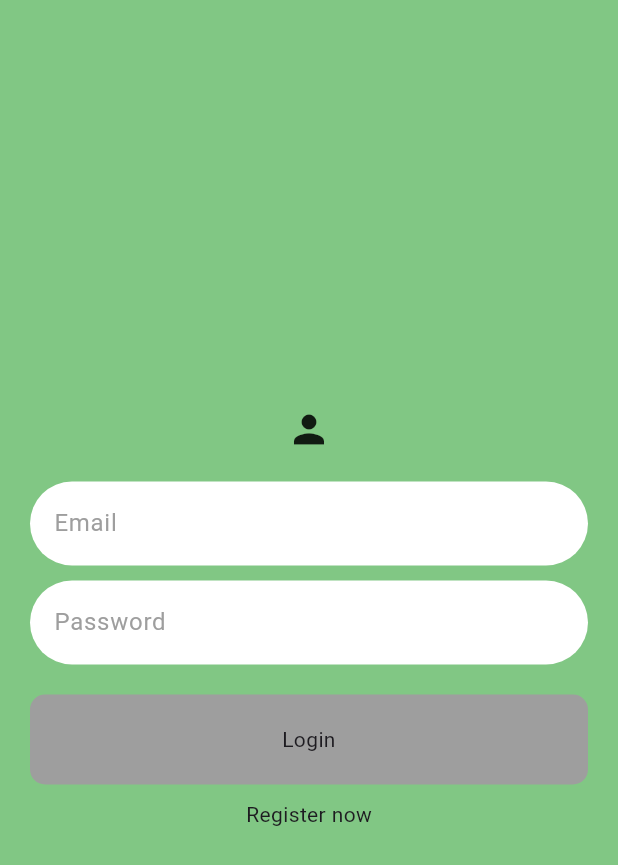
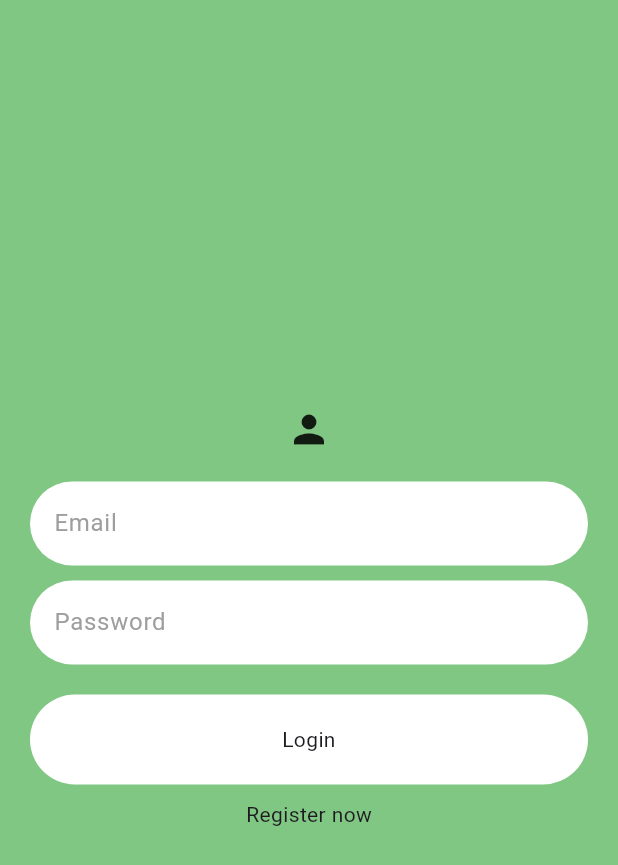
Before and after one commit to danieldavemena/gravityChat, a Flutter app: the screen it shows after launch, on a phone screen of 412 x 824 dp. Shown: the top 865 px of the screen. Run offline on Flutter 3.47's test engine with Material 3 defaults, Android fonts, the phone set to English and light mode, and no system bars; our stand-ins replace cloud_firestore, firebase_auth, firebase_core; accounts and stored records are empty.

Commit message:
new file:   .dart_tool/extension_discovery/devtools.json 	modified:   .dart_tool/package_config.json 	modified:   .dart_tool/package_config_subset 	modified:   .dart_tool/version 	modified:   .flutter-plugins 	modified:   .flutter-plugins-dependencies 	modified:   android/local.properties 	modified:   build/cache.dill.track.dill 	modified:   build/flutter_assets/NOTICES 	modified:   lib/utils/authbutton.dart

```diff
--- a/lib/utils/authbutton.dart
+++ b/lib/utils/authbutton.dart
@@ -20,10 +20,13 @@ class Authbutton extends StatelessWidget {
         child: Text(
           label,
           textAlign: TextAlign.center,
+          style: TextStyle(
+
+          )
         ),
         decoration: BoxDecoration(
-          color: Colors.grey[500],
-          borderRadius: BorderRadius.circular(10)
+          color: Colors.white,
+          borderRadius: BorderRadius.circular(30)
         ),
       ),
     );
```
Also changed, not shown: 4 other files.
